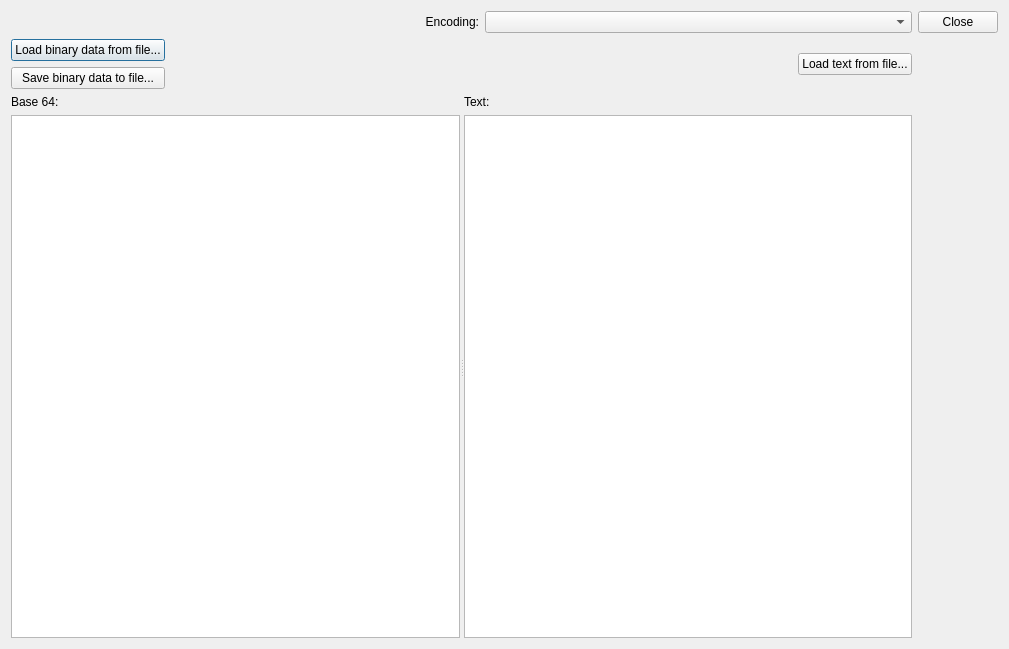
lbellonda/qxmledit, file src/base64dialog.ui: the form before one commit.
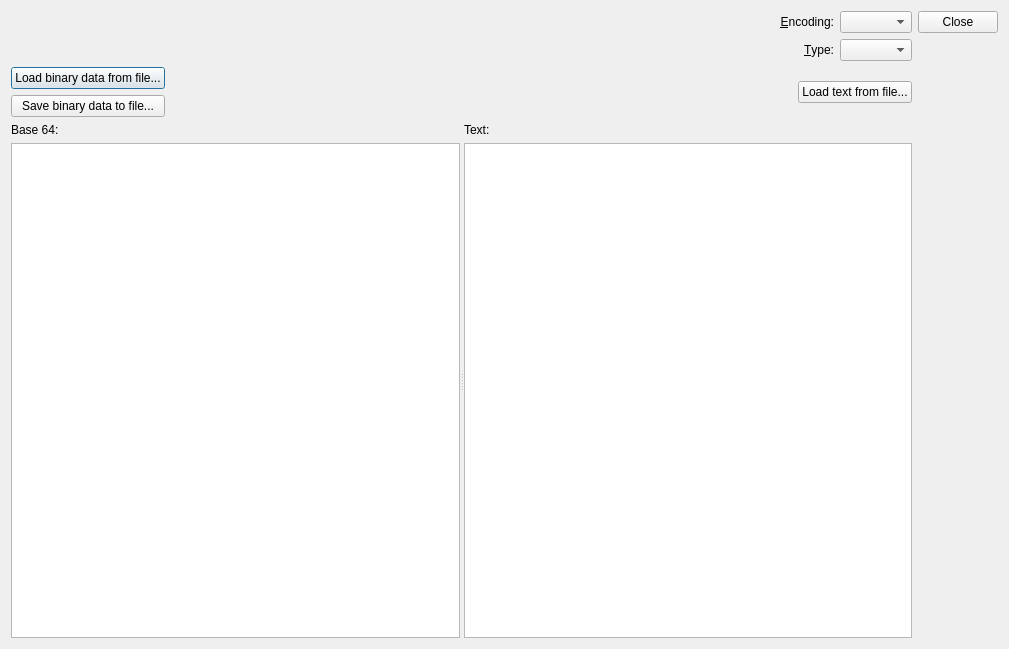
The form after the commit. Icons and pictures are not drawn.

Commit message: Mangament of base64 variants+ tests.

```diff
--- a/src/base64dialog.ui
+++ b/src/base64dialog.ui
@@ -26,45 +26,38 @@
    <iconset resource="risorse.qrc">
     <normaloff>:/icon/images/icon.png</normaloff>:/icon/images/icon.png</iconset>
   </property>
-  <layout class="QHBoxLayout" name="horizontalLayout">
+  <layout class="QHBoxLayout" name="horizontalLayout_4">
    <item>
     <layout class="QVBoxLayout" name="verticalLayout_3">
      <item>
       <layout class="QHBoxLayout" name="horizontalLayout_2">
-       <item>
-        <spacer name="horizontalSpacer">
-         <property name="orientation">
-          <enum>Qt::Horizontal</enum>
-         </property>
-         <property name="sizeType">
-          <enum>QSizePolicy::Maximum</enum>
-         </property>
-         <property name="sizeHint" stdset="0">
-          <size>
-           <width>40</width>
-           <height>20</height>
-          </size>
-         </property>
-        </spacer>
-       </item>
        <item>
         <widget class="QLabel" name="label_3">
          <property name="sizePolicy">
-          <sizepolicy hsizetype="Preferred" vsizetype="Maximum">
+          <sizepolicy hsizetype="Preferred" vsizetype="Fixed">
            <horstretch>0</horstretch>
            <verstretch>0</verstretch>
           </sizepolicy>
          </property>
          <property name="text">
-          <string>Encoding:</string>
+          <string>&amp;Encoding:</string>
          </property>
          <property name="alignment">
           <set>Qt::AlignRight|Qt::AlignTrailing|Qt::AlignVCenter</set>
          </property>
+         <property name="buddy">
+          <cstring>fontEncoding</cstring>
+         </property>
         </widget>
        </item>
        <item>
         <widget class="QComboBox" name="fontEncoding">
+         <property name="sizePolicy">
+          <sizepolicy hsizetype="Fixed" vsizetype="Fixed">
+           <horstretch>0</horstretch>
+           <verstretch>0</verstretch>
+          </sizepolicy>
+         </property>
          <property name="maxVisibleItems">
           <number>20</number>
          </property>
@@ -78,6 +71,39 @@
        </item>
       </layout>
      </item>
+     <item>
+      <layout class="QHBoxLayout" name="horizontalLayout">
+       <item>
+        <widget class="QLabel" name="label_4">
+         <property name="sizePolicy">
+          <sizepolicy hsizetype="Preferred" vsizetype="Fixed">
+           <horstretch>0</horstretch>
+           <verstretch>0</verstretch>
+          </sizepolicy>
+         </property>
+         <property name="text">
+          <string>&amp;Type:</string>
+         </property>
+         <property name="alignment">
+          <set>Qt::AlignRight|Qt::AlignTrailing|Qt::AlignVCenter</set>
+         </property>
+         <property name="buddy">
+          <cstring>cbType</cstring>
+         </property>
+        </widget>
+       </item>
+       <item>
+        <widget class="QComboBox" name="cbType">
+         <property name="sizePolicy">
+          <sizepolicy hsizetype="Fixed" vsizetype="Fixed">
+           <horstretch>0</horstretch>
+           <verstretch>0</verstretch>
+          </sizepolicy>
+         </property>
+        </widget>
+       </item>
+      </layout>
+     </item>
      <item>
       <layout class="QHBoxLayout" name="horizontalLayout_3">
        <item>
```
The commit also changes 12 other files.
